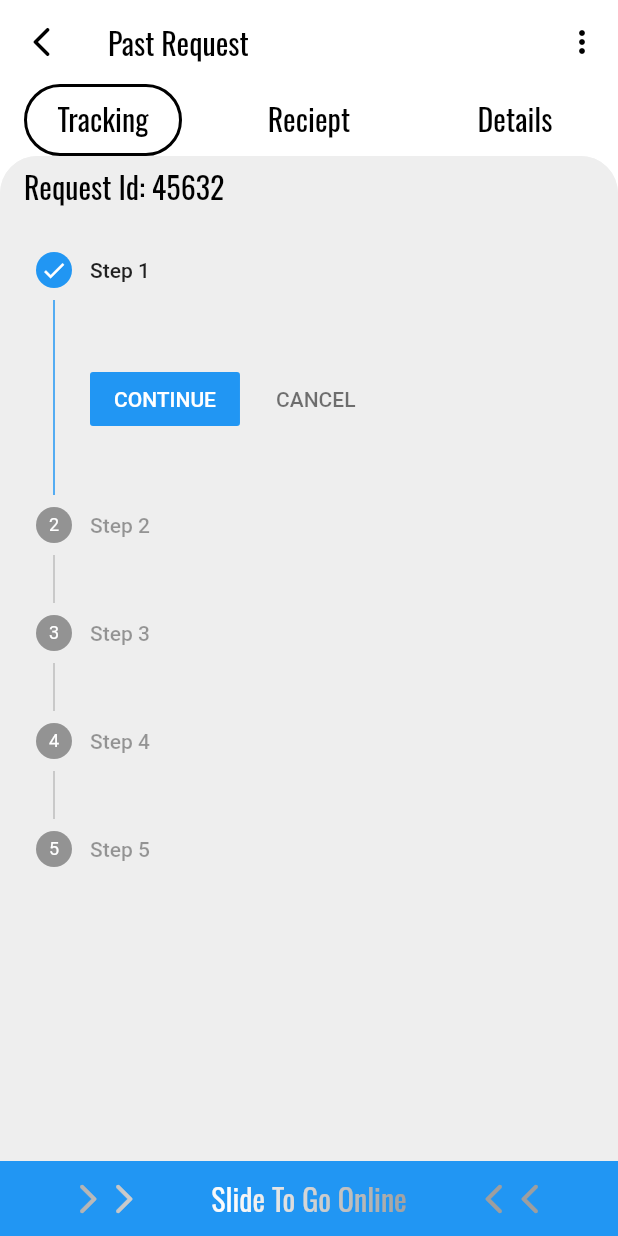
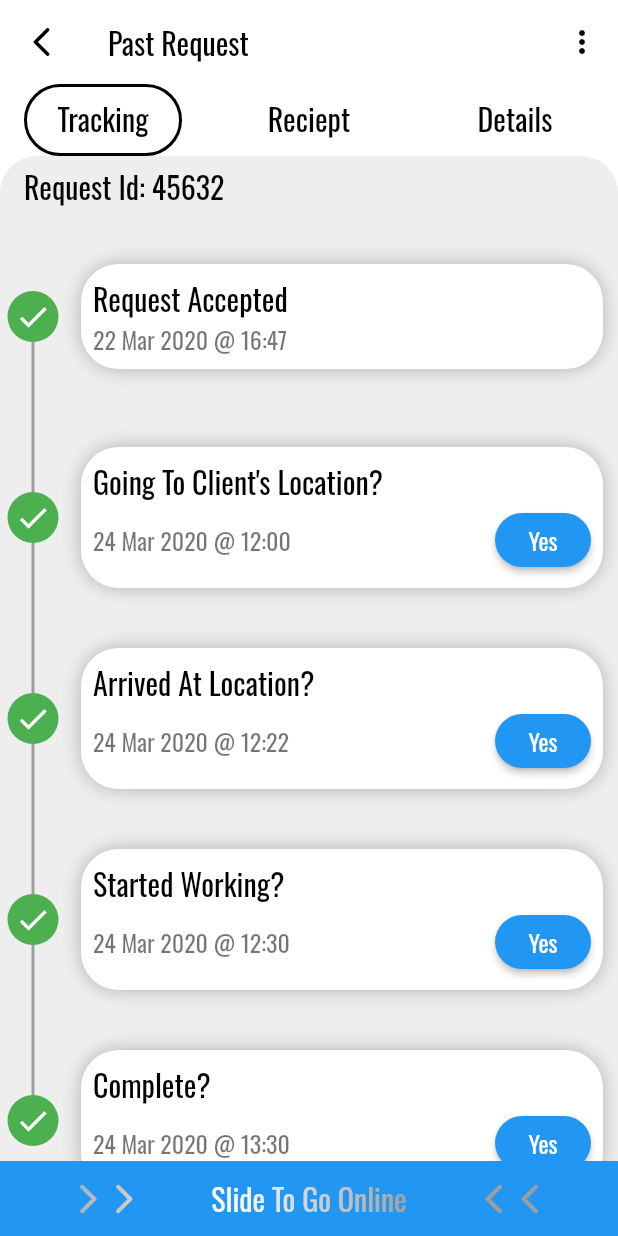
Before and after one commit to iwmakhupane12/touch_point_click_service_provider, a Flutter app: the screen it shows after launch, after a tap on "Itumeleng Makhupane", on a phone screen of 412 x 824 dp. Run offline on Flutter 3.47's test engine with Material 2 defaults, Android fonts, the phone set to English and light mode, and no system bars; drawn by our look-alikes of sticky_headers; our stand-ins replace google_fonts, table_calendar; missing offline and left inert: configurable_expansion_tile, country_calling_code_picker, time_range_picker; accounts and stored records are empty.

Commit message:
Timeline interface done

```diff
--- a/touch_point_click_service_provider/lib/src/screens/requests/pastRequest.dart
+++ b/touch_point_click_service_provider/lib/src/screens/requests/pastRequest.dart
@@ -51,7 +51,7 @@ class _PastRequestState extends State<PastRequest> {
   Widget screenBody() {
     return TabBarView(
       children: [
-        RequestTracking(),
+        RequestTracking(widget.onlineOfflineAppBar),
         RequestInvoice(), //RequestReceipt(),
         RequestDetails(),
       ],
@@ -83,7 +83,6 @@ class _PastRequestState extends State<PastRequest> {
     Navigator.push(
       context,
       MaterialPageRoute(builder: (context) {
-        InvoiceUpdate(onlineOfflineAppBar: widget.onlineOfflineAppBar);
         switch (value) {
           case updatePayment:
             {
--- a/touch_point_click_service_provider/lib/src/screens/requests/requestTracking.dart
+++ b/touch_point_click_service_provider/lib/src/screens/requests/requestTracking.dart
@@ -1,12 +1,34 @@
 import 'package:flutter/material.dart';
+import 'package:touch_point_click_service_provider/src/appUsedStylesSizes/appIconsUsed.dart';
+import 'package:touch_point_click_service_provider/src/appUsedStylesSizes/appTextStyles.dart';
+import 'package:touch_point_click_service_provider/src/components/onlineOfflineAppBar.dart';
 import 'package:touch_point_click_service_provider/src/components/utilWidget.dart';
+import 'package:touch_point_click_service_provider/src/screens/requests/invoiceUpdate.dart';
 
 class RequestTracking extends StatefulWidget {
+  final OnlineOfflineAppBar onlineOfflineAppBar;
+
+  RequestTracking(this.onlineOfflineAppBar);
+
   @override
   _RequestTrackingState createState() => _RequestTrackingState();
 }
 
 class _RequestTrackingState extends State<RequestTracking> {
+  final FontWeight normal = FontWeight.normal;
+  final Color black = Colors.black;
+  final Color white = Colors.white;
+
+  List<Widget> timeLineInfo = [];
+  List<TimeLineHeader> timeLineList = [];
+
+  @override
+  void initState() {
+    super.initState();
+    initTimeLineClassesList();
+    initTimeLine();
+  }
+
   @override
   Widget build(BuildContext context) {
     return ListView(children: [stickyHeader()]);
@@ -15,84 +37,174 @@ class _RequestTrackingState extends State<RequestTracking> {
   Widget stickyHeader() {
     return UtilWidget.stickyHeader(
       "Request Id: 45632",
-      Column(
+      Column(children: timeLineInfo),
+    );
+  }
+
+  void initTimeLineClassesList() {
+    timeLineList.add(new TimeLineHeader(
+        "0", "Request Accepted", "22 Mar 2020", "16:47", ""));
+    timeLineList.add(new TimeLineHeader(
+        "1", "Going To Client's Location?", "24 Mar 2020", "12:00", "Yes"));
+    timeLineList.add(new TimeLineHeader(
+        "2", "Arrived At Location?", "24 Mar 2020", "12:22", "Yes"));
+    timeLineList.add(new TimeLineHeader(
+        "3", "Started Working?", "24 Mar 2020", "12:30", "Yes"));
+    timeLineList
+        .add(new TimeLineHeader("4", "Complete?", "24 Mar 2020", "13:30", ""));
+  }
+
+  void initTimeLine() {
+    for (int i = 0; i < 5; i++) {
+      timeLineInfo.add(timeLineWidget(i));
+    }
+  }
+
+  Widget popTextButton(String clicked) {
+    return UtilWidget.baseCard(
+      50,
+      Material(
+        color: Colors.transparent,
+        child: InkWell(
+          onTap: () => Navigator.pop(context, clicked),
+          borderRadius: BorderRadius.circular(25.0),
+          child: Align(
+            alignment: Alignment.center,
+            child: Text(
+              clicked,
+              style: AppTextStyles.normalBlack(normal, black),
+            ),
+          ),
+        ),
+      ),
+    );
+  }
+
+  void clientPaidBy() {
+    showDialog<String>(
+      context: context,
+      builder: (BuildContext context) => SimpleDialog(
+        title: Text("Did the client pay or they asked for an invoice?"),
         children: [
-          stepper(),
+          popTextButton("Payed"),
+          popTextButton("Invoice"),
+        ],
+      ),
+    ).then(
+      (value) {
+        if (value != null) {
+          changeScreen();
+        }
+      },
+    );
+  }
+
+  void changeScreen() {
+    Navigator.push(
+      context,
+      MaterialPageRoute(
+        builder: (context) =>
+            InvoiceUpdate(onlineOfflineAppBar: widget.onlineOfflineAppBar),
+      ),
+    );
+  }
+
+  Widget timeLineWidget(int index) {
+    return Container(
+      child: Row(
+        children: [
+          Column(
+            children: [
+              index > 0
+                  ? Container(
+                      width: 2,
+                      height: 50,
+                      color: Colors.grey,
+                    )
+                  : new Container(height: 50),
+              Container(
+                margin: EdgeInsets.only(left: 5, right: 5),
+                padding: EdgeInsets.all(5),
+                decoration: BoxDecoration(
+                    color: Colors.green,
+                    borderRadius: BorderRadius.circular(50)),
+                child: AppIconsUsed.timeLineCheck,
+              ),
+              index < 4
+                  ? Container(
+                      width: 2,
+                      height: 50,
+                      color: Colors.grey,
+                    )
+                  : new Container(height: 50),
+            ],
+          ),
+          Expanded(
+            child: Container(
+              margin: EdgeInsets.all(10),
+              decoration: BoxDecoration(
+                  color: Colors.white,
+                  boxShadow: [
+                    BoxShadow(
+                      blurRadius: 10,
+                      color: Colors.black26, //Color(0x802196F3),
+                    )
+                  ],
+                  borderRadius: BorderRadius.circular(25)),
+              height: null,
+              child: Padding(
+                padding: const EdgeInsets.all(8.0),
+                child: Column(
+                  crossAxisAlignment: CrossAxisAlignment.start,
+                  children: [
+                    Text(timeLineList.elementAt(index).getTitle(),
+                        overflow: TextOverflow.ellipsis,
+                        maxLines: 1,
+                        style: AppTextStyles.normalBlack(normal, black)),
+                    Row(
+                      mainAxisAlignment: MainAxisAlignment.spaceBetween,
+                      children: [
+                        Text(
+                            "${timeLineList.elementAt(index).getDate()} @ ${timeLineList.elementAt(index).getTime()}",
+                            overflow: TextOverflow.ellipsis,
+                            maxLines: 1,
+                            style: AppTextStyles.normalGreyishSmall()),
+                        timeLineList.elementAt(index).getID() != "0"
+                            ? ElevatedButton(
+                                onPressed: () {
+                                  timeLineList.elementAt(index).getID() == "4"
+                                      ? clientPaidBy()
+                                      : null;
+                                },
+                                style: UtilWidget.buttonStyle,
+                                child: Text(
+                                  "Yes",
+                                  style: AppTextStyles.normalBlackSmall(
+                                      normal, white),
+                                ),
+                              )
+                            : Container(),
+                      ],
+                    ),
+                  ],
+                ),
+              ),
+            ),
+          )
         ],
       ),
     );
   }
+}
 
-  int _currentStep = 0;
+class TimeLineHeader {
+  String _id, _title, _date, _time, _btnText;
 
-  void tapped(int step) {
-    setState(() => _currentStep = step);
-  }
+  TimeLineHeader(this._id, this._title, this._date, this._time, this._btnText);
 
-  void stepContinue() {
-    if (_currentStep >= 4) return;
-    setState(() => _currentStep += 1);
-  }
-
-  void stepCancel() {
-    if (_currentStep <= 0) return;
-    setState(() => _currentStep -= 1);
-  }
-
-  Widget stepper() {
-    return Stepper(
-      currentStep: _currentStep,
-      onStepContinue: () {
-        stepContinue();
-      },
-      onStepCancel: () => stepCancel(),
-      steps: <Step>[
-        Step(
-          title: Text("Step 1"),
-          content: SizedBox(
-            width: 10,
-            height: 10,
-          ),
-          isActive: _currentStep >= 0,
-          state: _currentStep >= 0 ? StepState.complete : StepState.disabled,
-        ),
-        Step(
-          title: Text("Step 2"),
-          content: SizedBox(
-            width: 10,
-            height: 10,
-          ),
-          isActive: _currentStep >= 1,
-          state: _currentStep >= 1 ? StepState.complete : StepState.disabled,
-        ),
-        Step(
-          title: Text("Step 3"),
-          content: SizedBox(
-            width: 10,
-            height: 10,
-          ),
-          isActive: _currentStep >= 2,
-          state: _currentStep >= 2 ? StepState.complete : StepState.disabled,
-        ),
-        Step(
-          title: Text("Step 4"),
-          content: SizedBox(
-            width: 10,
-            height: 10,
-          ),
-          isActive: _currentStep >= 3,
-          state: _currentStep >= 3 ? StepState.complete : StepState.disabled,
-        ),
-        Step(
-          title: Text("Step 5"),
-          content: SizedBox(
-            width: 10,
-            height: 10,
-          ),
-          isActive: _currentStep >= 4,
-          state: _currentStep >= 4 ? StepState.complete : StepState.disabled,
-        ),
-      ],
-    );
-  }
+  String getID() => this._id;
+  String getTitle() => this._title;
+  String getDate() => this._date;
+  String getTime() => this._time;
+  String getBtnText() => this._btnText;
 }
```
Also changed, not shown: touch_point_click_service_provider/lib/src/screens/requests/currentRequest.dart (added).
